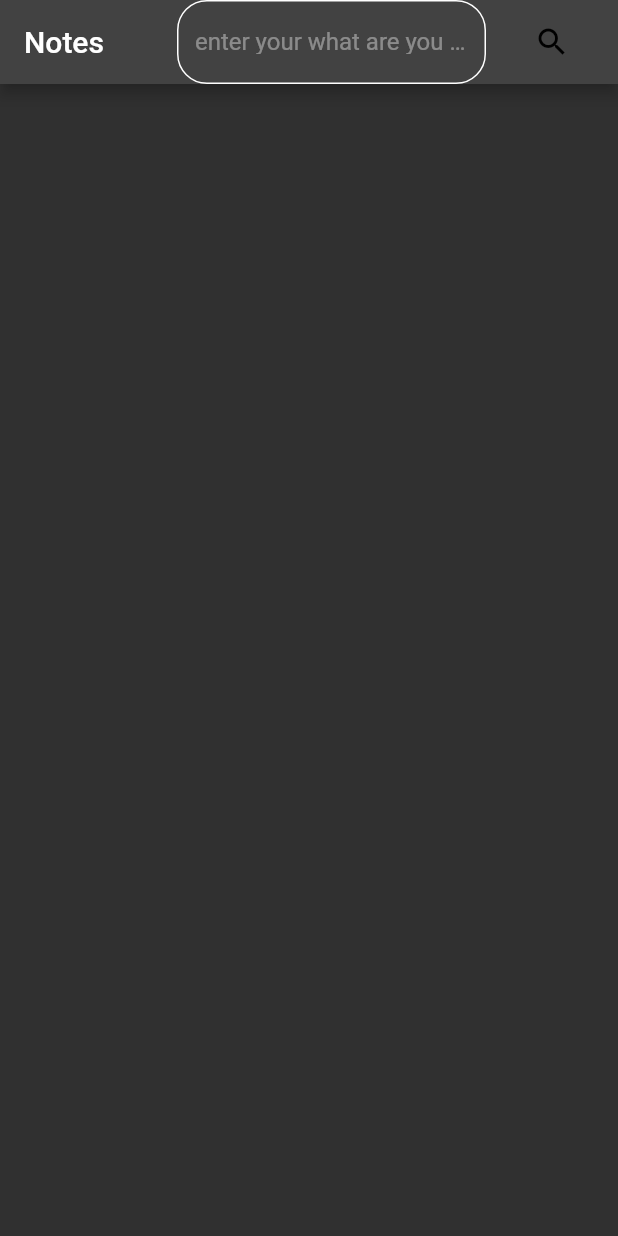
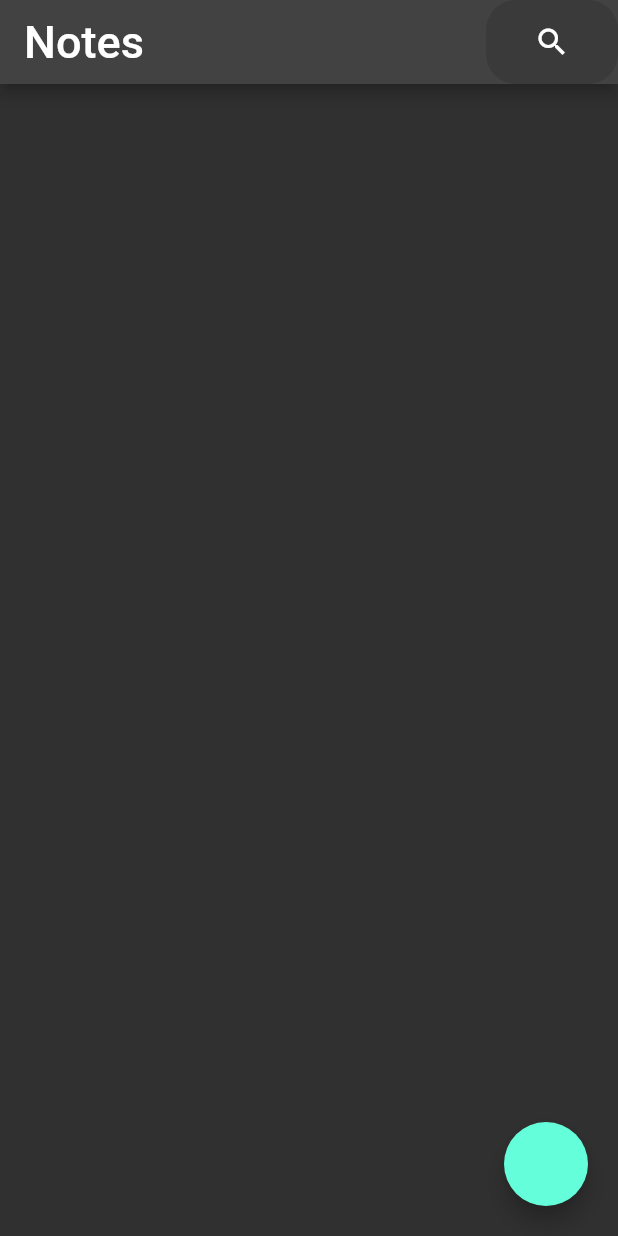
Before and after one commit to abderrahim17/noteApp, a Flutter app: the screen it shows after launch, on a phone screen of 412 x 824 dp. Run offline on Flutter 3.47's test engine with Material 2 defaults, Android fonts, the phone set to English and light mode, and no system bars; our stand-ins replace bloc, flutter_bloc.

Commit message:
second change

```diff
--- a/lib/Screens/home_page.dart
+++ b/lib/Screens/home_page.dart
@@ -1,35 +1,69 @@
 import 'package:flutter/cupertino.dart';
 import 'package:flutter/material.dart';
+import 'package:flutter_bloc/flutter_bloc.dart';
+import 'package:note_app/cubits/home_page_cubit/home_cubit.dart';
 import 'package:note_app/widgets/textField_Custom.dart';
 
+import '../widgets/custom_note_item.dart';
+
 class HomePage extends StatelessWidget {
-
   static String id = 'HomePage';
+  int indx = 0;
 
   @override
   Widget build(BuildContext context) {
+    double width = MediaQuery.of(context).size.width;
+
     return Scaffold(
-        appBar: AppBar(
-            title: Text('Notes', style: TextStyle(fontSize: 20,),),
-            iconTheme: IconThemeData.fallback(),
+      appBar: AppBar(
+        title: Text(
+          'Notes',
+          style: TextStyle(
+            fontSize: 30,
+          ),
+        ),
+        actions: [
+          // Center(
+          //   child: Container(
+          //   width: MediaQuery.of(context).size.width / 2,
+          //   child:
+          //   CustomTextForm_Field(hint: 'what are you searching for..?',
+          //       clr1: Colors.white,
+          //       clr2: Colors.white38)),
+          // ),
+          Container(
+            decoration: BoxDecoration(
+                borderRadius: BorderRadius.circular(20), color: Colors.black12),
+            child: Padding(
+              padding: const EdgeInsets.only(left: 20, right: 20.0),
+              child: IconButton(onPressed: () {}, icon: Icon(Icons.search)),
+            ),
+          )
+        ],
+      ),
+      body: Stack(alignment: AlignmentDirectional.bottomEnd, children: [
+        BlocBuilder<HomeCubit,HomeState>(
+          builder:(context , state){ return ListView.builder(
+              itemCount: indx,
+              itemBuilder: (context, index) {
+                return CustomNoteItem(
+                  i: indx,
+                  title: 'njn',
+                  text: 'k,kr',
+                  date: '22/04/2020',
+                );
+              });}
 
-            actions: [
-        Center(
-          child: Container(
-          width: MediaQuery.of(context).size.width / 2,
-          child:
-          CustomTextForm_Field(hint: 'what are you searching for..?',
-              clr1: Colors.white,
-              clr2: Colors.white38)),
         ),
         Padding(
-    padding: const EdgeInsets.only(left:20,right: 20.0),
-    child: IconButton(onPressed: (){}, icon: Icon(Icons.search)),
-    )
-    ]
-    ,
-    )
-    ,
+          padding: const EdgeInsets.all(20.0),
+          child: FloatingActionButton(onPressed: () {
+            indx = indx + 1;
+            print(indx);
+
+          }),
+        )
+      ]),
     );
   }
 }
--- /dev/null
+++ b/lib/cubits/home_page_cubit/home_cubit.dart
@@ -0,0 +1,8 @@
+import 'package:bloc/bloc.dart';
+import 'package:meta/meta.dart';
+
+part 'home_state.dart';
+
+class HomeCubit extends Cubit<HomeState> {
+  HomeCubit() : super(HomeInitial());
+}
--- /dev/null
+++ b/lib/cubits/home_page_cubit/home_state.dart
@@ -0,0 +1,7 @@
+part of 'home_cubit.dart';
+
+@immutable
+abstract class HomeState {}
+
+class HomeInitial extends HomeState {}
+class HomeAdding extends HomeState {}
--- a/lib/main.dart
+++ b/lib/main.dart
@@ -1,5 +1,10 @@
 import 'package:flutter/material.dart';
+import 'package:flutter_bloc/flutter_bloc.dart';
 import 'package:note_app/Screens/home_page.dart';
+
+import 'cubits/home_page_cubit/home_cubit.dart';
+
+
 
 void main() {
   runApp(NoteApp());
@@ -12,14 +17,21 @@ class NoteApp extends StatelessWidget {
   @override
   Widget build(BuildContext context) {
 
-    return MaterialApp(
-    debugShowCheckedModeBanner: false,
-      theme:ThemeData.dark() ,
+    return MultiBlocProvider(
+      providers: [
+        BlocProvider(create: (context) => HomeCubit()),
+
+      ],
+
+      child: MaterialApp(
+      debugShowCheckedModeBanner: false,
+        theme:ThemeData.dark() ,
 
    routes: {
-     HomePage.id: (context) =>  HomePage(),
+       HomePage.id: (context) =>  HomePage(),
    },
-      initialRoute: HomePage.id,
+        initialRoute: HomePage.id,
+      ),
     );
 
   }
--- a/pubspec.yaml
+++ b/pubspec.yaml
@@ -28,6 +28,7 @@ environment:
 # the latest version available on pub.dev. To see which dependencies have newer
 # versions available, run `flutter pub outdated`.
 dependencies:
+  flutter_bloc: ^8.1.2
   flutter:
     sdk: flutter
 
```
Also changed, not shown: lib/widgets/custom_note_item.dart (added, +79 -0 lines), pubspec.lock.
